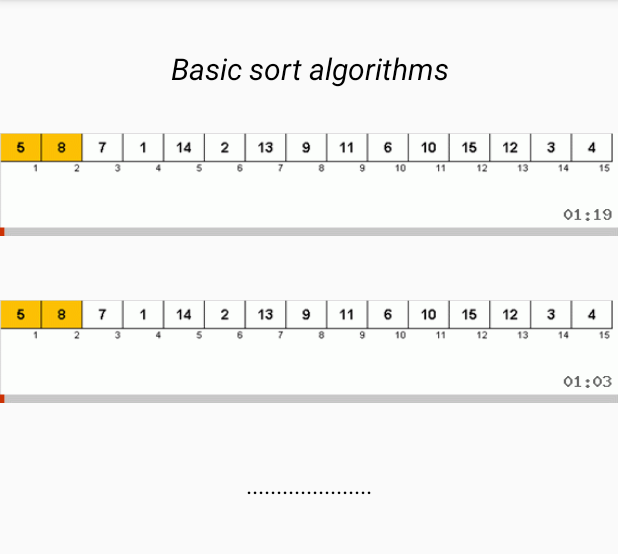
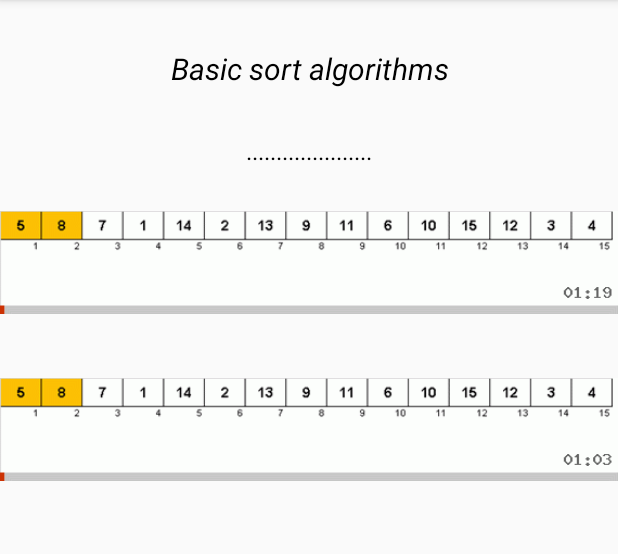
Before and after one commit to NikitaChampion/visualgol-android, an Android app: the BasicSortAlgoActivity screen opened directly, with no data from a screen before it, on a phone screen of 412 x 824 dp, the part 84-638 px from its top. Run offline under Robolectric (Android 15) with nearby library versions, the phone set to English and light mode, and no system bars.

Commit message:
Добавлено начало описания базовых алгоритмов сортировки

```diff
--- a/Myapp/VisuAlgOl/app/src/main/res/layout/activity_basic_sort_algo.xml
+++ b/Myapp/VisuAlgOl/app/src/main/res/layout/activity_basic_sort_algo.xml
@@ -16,7 +16,7 @@
             android:orientation="vertical">
 
             <TextView
-                android:id="@+id/sec_title"
+                android:id="@+id/title"
                 android:layout_width="match_parent"
                 android:layout_height="wrap_content"
                 android:layout_marginTop="32dp"
@@ -30,6 +30,19 @@
                 app:layout_constraintStart_toStartOf="parent"
                 app:layout_constraintTop_toTopOf="parent" />
 
+            <TextView
+                android:id="@+id/SortIntroduction"
+                android:layout_width="match_parent"
+                android:layout_height="wrap_content"
+                android:layout_marginTop="30dp"
+                android:gravity="center_horizontal"
+                android:text="@string/basic_sort"
+                android:textColor="#000000"
+                android:textSize="16sp"
+                app:layout_constraintEnd_toEndOf="parent"
+                app:layout_constraintStart_toStartOf="parent"
+                app:layout_constraintTop_toBottomOf="@+id/title" />
+
             <pl.droidsonroids.gif.GifImageView
                 android:id="@+id/BubbleSort"
                 android:layout_width="match_parent"
@@ -41,7 +54,7 @@
                 android:src="@drawable/bubble_sort"
                 app:layout_constraintEnd_toEndOf="parent"
                 app:layout_constraintStart_toStartOf="parent"
-                app:layout_constraintTop_toBottomOf="@+id/sec_title" />
+                app:layout_constraintTop_toBottomOf="@+id/SortIntroduction" />
 
             <pl.droidsonroids.gif.GifImageView
                 android:id="@+id/GnomeSort"
@@ -56,19 +69,6 @@
                 app:layout_constraintStart_toStartOf="parent"
                 app:layout_constraintTop_toBottomOf="@+id/BubbleSort" />
 
-            <TextView
-                android:id="@+id/SortIntroduction"
-                android:layout_width="match_parent"
-                android:layout_height="wrap_content"
-                android:layout_marginTop="30dp"
-                android:gravity="center_horizontal"
-                android:text="@string/basic_sort"
-                android:textColor="#000000"
-                android:textSize="16sp"
-                app:layout_constraintEnd_toEndOf="parent"
-                app:layout_constraintStart_toStartOf="parent"
-                app:layout_constraintTop_toBottomOf="@+id/GnomeSort" />
-
         </LinearLayout>
     </ScrollView>
 </android.support.constraint.ConstraintLayout>
--- a/Myapp/VisuAlgOl/app/src/main/res/layout/activity_heap_sort.xml
+++ b/Myapp/VisuAlgOl/app/src/main/res/layout/activity_heap_sort.xml
@@ -16,7 +16,7 @@
             android:orientation="vertical">
 
             <TextView
-                android:id="@+id/fi_title"
+                android:id="@+id/title"
                 android:layout_width="match_parent"
                 android:layout_height="wrap_content"
                 android:layout_marginTop="32dp"
@@ -41,7 +41,7 @@
                 android:src="@drawable/heap_sort"
                 app:layout_constraintEnd_toEndOf="parent"
                 app:layout_constraintStart_toStartOf="parent"
-                app:layout_constraintTop_toBottomOf="@+id/fi_title" />
+                app:layout_constraintTop_toBottomOf="@+id/title" />
 
             <TextView
                 android:id="@+id/SortIntroduction"
@@ -49,7 +49,7 @@
                 android:layout_height="wrap_content"
                 android:layout_marginTop="30dp"
                 android:gravity="center_horizontal"
-                android:text="@string/basic_sort"
+                android:text="@string/basic_sort2"
                 android:textColor="#000000"
                 android:textSize="16sp"
                 app:layout_constraintEnd_toEndOf="parent"
--- a/Myapp/VisuAlgOl/app/src/main/res/layout/activity_merge_sort.xml
+++ b/Myapp/VisuAlgOl/app/src/main/res/layout/activity_merge_sort.xml
@@ -16,7 +16,7 @@
             android:orientation="vertical">
 
             <TextView
-                android:id="@+id/fo_title"
+                android:id="@+id/title"
                 android:layout_width="match_parent"
                 android:layout_height="wrap_content"
                 android:layout_marginTop="32dp"
@@ -41,7 +41,7 @@
                 android:src="@drawable/merge_sort"
                 app:layout_constraintEnd_toEndOf="parent"
                 app:layout_constraintStart_toStartOf="parent"
-                app:layout_constraintTop_toBottomOf="@+id/fo_title" />
+                app:layout_constraintTop_toBottomOf="@+id/title" />
 
             <TextView
                 android:id="@+id/SortIntroduction"
@@ -49,7 +49,7 @@
                 android:layout_height="wrap_content"
                 android:layout_marginTop="30dp"
                 android:gravity="center_horizontal"
-                android:text="@string/basic_sort"
+                android:text="@string/basic_sort2"
                 android:textColor="#000000"
                 android:textSize="16sp"
                 app:layout_constraintEnd_toEndOf="parent"
--- a/Myapp/VisuAlgOl/app/src/main/res/layout/activity_shell_sort.xml
+++ b/Myapp/VisuAlgOl/app/src/main/res/layout/activity_shell_sort.xml
@@ -16,7 +16,7 @@
             android:orientation="vertical">
 
             <TextView
-                android:id="@+id/th_title"
+                android:id="@+id/title"
                 android:layout_width="match_parent"
                 android:layout_height="wrap_content"
                 android:layout_marginTop="32dp"
@@ -41,7 +41,7 @@
                 android:src="@drawable/shell_sort"
                 app:layout_constraintEnd_toEndOf="parent"
                 app:layout_constraintStart_toStartOf="parent"
-                app:layout_constraintTop_toBottomOf="@+id/th_title" />
+                app:layout_constraintTop_toBottomOf="@+id/title" />
 
             <TextView
                 android:id="@+id/SortIntroduction"
@@ -49,7 +49,7 @@
                 android:layout_height="wrap_content"
                 android:layout_marginTop="30dp"
                 android:gravity="center_horizontal"
-                android:text="@string/basic_sort"
+                android:text="@string/basic_sort2"
                 android:textColor="#000000"
                 android:textSize="16sp"
                 app:layout_constraintEnd_toEndOf="parent"
--- a/Myapp/VisuAlgOl/app/src/main/res/values/strings.xml
+++ b/Myapp/VisuAlgOl/app/src/main/res/values/strings.xml
@@ -8,6 +8,7 @@
     <string name="sort_introduction">What is sorting? Sorting is ordering: arranging items in a sequence ordered by some criterion. For example, people at school in pe lessons and in the army are lined up by height, because the order is needed.</string>
     <string name="basic_sort_algo">Basic sort algorithms</string>
     <string name="basic_sort">.....................</string>
+    <string name="basic_sort2">.....................</string>
     <string name="shell_sort_intro">Shell sort</string>
     <string name="merge_sort_intro">Merge sort</string>
     <string name="heap_sort_intro">Heap sort</string>
```
Also changed, not shown: 1 other file.
